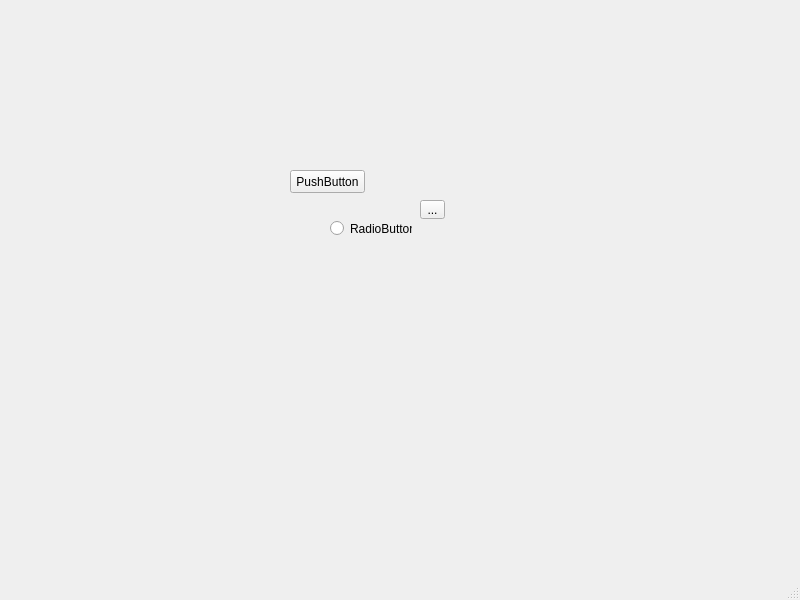
First picture: the form in secondmain.ui, repository truongkutetk97/qt5_finalproject, before the edit.
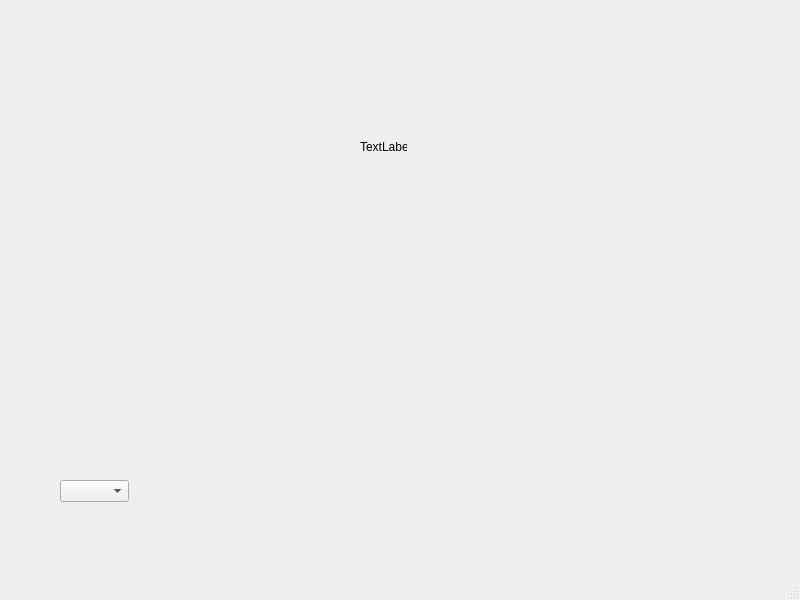
Second picture: the form after the edit.

The edit to the form file:
```diff
--- a/secondmain.ui
+++ b/secondmain.ui
@@ -14,43 +14,27 @@
    <string>MainWindow</string>
   </property>
   <widget class="QWidget" name="centralwidget">
-   <widget class="QPushButton" name="btn">
+   <widget class="QComboBox" name="comboBox">
     <property name="geometry">
      <rect>
-      <x>290</x>
-      <y>170</y>
-      <width>75</width>
-      <height>23</height>
+      <x>60</x>
+      <y>480</y>
+      <width>69</width>
+      <height>22</height>
      </rect>
     </property>
-    <property name="text">
-     <string>PushButton</string>
-    </property>
    </widget>
-   <widget class="QToolButton" name="toolButton">
+   <widget class="QLabel" name="label">
     <property name="geometry">
      <rect>
-      <x>420</x>
-      <y>200</y>
-      <width>25</width>
-      <height>19</height>
+      <x>360</x>
+      <y>140</y>
+      <width>47</width>
+      <height>13</height>
      </rect>
     </property>
     <property name="text">
-     <string>...</string>
-    </property>
-   </widget>
-   <widget class="QRadioButton" name="radioButton">
-    <property name="geometry">
-     <rect>
-      <x>330</x>
-      <y>220</y>
-      <width>82</width>
-      <height>17</height>
-     </rect>
-    </property>
-    <property name="text">
-     <string>RadioButton</string>
+     <string>TextLabel</string>
     </property>
    </widget>
   </widget>
```
